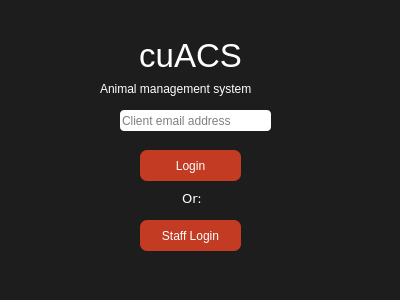
Qt form deliverable2-code/mainwindow.ui (ashleefoureyes/quackjaws) before a commit.
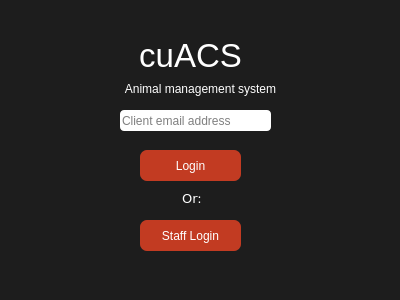
The same form after that commit. Icons and pictures are not drawn.

```diff
--- a/deliverable2-code/mainwindow.ui
+++ b/deliverable2-code/mainwindow.ui
@@ -52,6 +52,14 @@
 
 QLabel{
 color: #ffffff
+}
+
+QMessageBox {
+	background-color: #1d1d1d;
+}
+
+QMessageBox QLabel{
+	color: #fff;
 }</string>
   </property>
   <widget class="QWidget" name="centralWidget">
@@ -149,6 +157,9 @@
     <property name="text">
      <string>Animal management system</string>
     </property>
+    <property name="alignment">
+     <set>Qt::AlignCenter</set>
+    </property>
    </widget>
   </widget>
  </widget>
```
Left out of the diff: 8 changed lines with no effect on the pictures.
